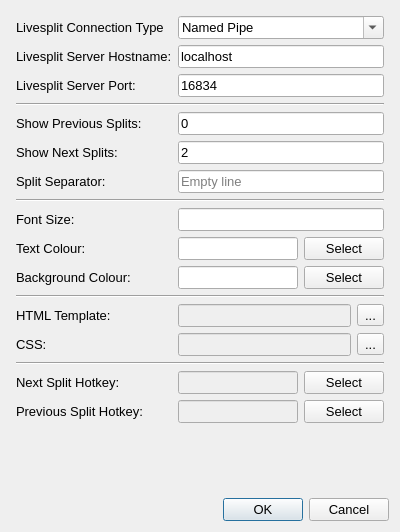
Old version of the form src/splitguides/ui/layouts/settings.ui in the repository DavidCEllis/SplitGuides.
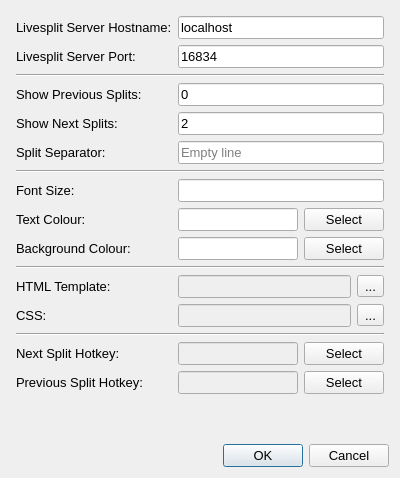
New version of the form.

Commit message: Revert settings UI changes

```diff
--- a/src/splitguides/ui/layouts/settings.ui
+++ b/src/splitguides/ui/layouts/settings.ui
@@ -10,7 +10,7 @@
     <x>0</x>
     <y>0</y>
     <width>400</width>
-    <height>532</height>
+    <height>478</height>
    </rect>
   </property>
   <property name="font">
@@ -51,7 +51,7 @@
      <property name="bottomMargin">
       <number>5</number>
      </property>
-     <item row="1" column="0">
+     <item row="0" column="0">
       <widget class="QLabel" name="hostname_label">
        <property name="font">
         <font>
@@ -63,7 +63,7 @@
        </property>
       </widget>
      </item>
-     <item row="1" column="1">
+     <item row="0" column="1">
       <widget class="QLineEdit" name="hostname_edit">
        <property name="font">
         <font>
@@ -75,7 +75,7 @@
        </property>
       </widget>
      </item>
-     <item row="2" column="0">
+     <item row="1" column="0">
       <widget class="QLabel" name="port_label">
        <property name="font">
         <font>
@@ -87,7 +87,7 @@
        </property>
       </widget>
      </item>
-     <item row="2" column="1">
+     <item row="1" column="1">
       <widget class="QLineEdit" name="port_edit">
        <property name="font">
         <font>
@@ -99,28 +99,28 @@
        </property>
       </widget>
      </item>
-     <item row="3" column="0" colspan="2">
+     <item row="2" column="0" colspan="2">
       <widget class="Line" name="divider_1">
        <property name="orientation">
         <enum>Qt::Orientation::Horizontal</enum>
        </property>
       </widget>
      </item>
-     <item row="4" column="0">
+     <item row="3" column="0">
       <widget class="QLabel" name="previous_label">
        <property name="text">
         <string>Show Previous Splits:</string>
        </property>
       </widget>
      </item>
-     <item row="4" column="1">
+     <item row="3" column="1">
       <widget class="QLineEdit" name="previous_edit">
        <property name="text">
         <string>0</string>
        </property>
       </widget>
      </item>
-     <item row="5" column="0">
+     <item row="4" column="0">
       <widget class="QLabel" name="advance_label">
        <property name="font">
         <font>
@@ -132,7 +132,7 @@
        </property>
       </widget>
      </item>
-     <item row="5" column="1">
+     <item row="4" column="1">
       <widget class="QLineEdit" name="advance_edit">
        <property name="font">
         <font>
@@ -144,7 +144,7 @@
        </property>
       </widget>
      </item>
-     <item row="6" column="0">
+     <item row="5" column="0">
       <widget class="QLabel" name="separator_label">
        <property name="font">
         <font>
@@ -156,7 +156,7 @@
        </property>
       </widget>
      </item>
-     <item row="6" column="1">
+     <item row="5" column="1">
       <widget class="QLineEdit" name="separator_edit">
        <property name="font">
         <font>
@@ -171,31 +171,31 @@
        </property>
       </widget>
      </item>
-     <item row="7" column="0" colspan="2">
+     <item row="6" column="0" colspan="2">
       <widget class="Line" name="divider_2">
        <property name="orientation">
         <enum>Qt::Orientation::Horizontal</enum>
        </property>
       </widget>
      </item>
-     <item row="8" column="0">
+     <item row="7" column="0">
       <widget class="QLabel" name="fontsize_label">
        <property name="text">
         <string>Font Size:</string>
        </property>
       </widget>
      </item>
-     <item row="8" column="1">
+     <item row="7" column="1">
       <widget class="QLineEdit" name="fontsize_edit"/>
      </item>
-     <item row="9" column="0">
+     <item row="8" column="0">
       <widget class="QLabel" name="textcolor_label">
        <property name="text">
         <string>Text Colour:</string>
        </property>
       </widget>
      </item>
-     <item row="9" column="1">
+     <item row="8" column="1">
       <layout class="QHBoxLayout" name="textcolor_layout">
        <item>
         <widget class="QLineEdit" name="textcolor_edit"/>
@@ -209,14 +209,14 @@
        </item>
       </layout>
      </item>
-     <item row="10" column="0">
+     <item row="9" column="0">
       <widget class="QLabel" name="bgcolor_label">
        <property name="text">
         <string>Background Colour:</string>
        </property>
       </widget>
      </item>
-     <item row="10" column="1">
+     <item row="9" column="1">
       <layout class="QHBoxLayout" name="bgcolor_layout">
        <item>
         <widget class="QLineEdit" name="bgcolor_edit"/>
@@ -230,14 +230,14 @@
        </item>
       </layout>
      </item>
-     <item row="12" column="0">
+     <item row="11" column="0">
       <widget class="QLabel" name="htmltemplate_label">
        <property name="text">
         <string>HTML Template:</string>
        </property>
       </widget>
      </item>
-     <item row="12" column="1">
+     <item row="11" column="1">
       <layout class="QHBoxLayout" name="horizontalLayout">
        <item>
         <widget class="QLineEdit" name="htmltemplate_edit">
@@ -255,14 +255,14 @@
        </item>
       </layout>
      </item>
-     <item row="13" column="0">
+     <item row="12" column="0">
       <widget class="QLabel" name="css_label">
        <property name="text">
         <string>CSS:</string>
        </property>
       </widget>
      </item>
-     <item row="13" column="1">
+     <item row="12" column="1">
       <layout class="QHBoxLayout" name="horizontalLayout_2">
        <item>
         <widget class="QLineEdit" name="css_edit">
@@ -280,35 +280,35 @@
        </item>
       </layout>
      </item>
-     <item row="11" column="0" colspan="2">
+     <item row="10" column="0" colspan="2">
       <widget class="Line" name="divider_3">
        <property name="orientation">
         <enum>Qt::Orientation::Horizontal</enum>
        </property>
       </widget>
      </item>
-     <item row="14" column="0" colspan="2">
+     <item row="13" column="0" colspan="2">
       <widget class="Line" name="divider_4">
        <property name="orientation">
         <enum>Qt::Orientation::Horizontal</enum>
        </property>
       </widget>
      </item>
-     <item row="15" column="0">
+     <item row="14" column="0">
       <widget class="QLabel" name="nextsplitkey_label">
        <property name="text">
         <string>Next Split Hotkey:</string>
        </property>
       </widget>
      </item>
-     <item row="16" column="0">
+     <item row="15" column="0">
       <widget class="QLabel" name="previoussplitkey_label">
        <property name="text">
         <string>Previous Split Hotkey:</string>
        </property>
       </widget>
      </item>
-     <item row="15" column="1">
+     <item row="14" column="1">
       <layout class="QHBoxLayout" name="horizontalLayout_3">
        <item>
         <widget class="QLineEdit" name="nextsplitkey_edit">
@@ -326,7 +326,7 @@
        </item>
       </layout>
      </item>
-     <item row="16" column="1">
+     <item row="15" column="1">
       <layout class="QHBoxLayout" name="horizontalLayout_4">
        <item>
         <widget class="QLineEdit" name="previoussplitkey_edit">
@@ -344,47 +344,6 @@
        </item>
       </layout>
      </item>
-     <item row="0" column="0">
-      <widget class="QLabel" name="lstype_label">
-       <property name="text">
-        <string>Livesplit Connection Type</string>
-       </property>
-      </widget>
-     </item>
-     <item row="0" column="1">
-      <widget class="QComboBox" name="lstype_cbox">
-       <property name="focusPolicy">
-        <enum>Qt::FocusPolicy::StrongFocus</enum>
-       </property>
-       <property name="acceptDrops">
-        <bool>true</bool>
-       </property>
-       <property name="editable">
-        <bool>true</bool>
-       </property>
-       <property name="currentText">
-        <string>Named Pipe</string>
-       </property>
-       <property name="maxVisibleItems">
-        <number>3</number>
-       </property>
-       <item>
-        <property name="text">
-         <string>Named Pipe</string>
-        </property>
-       </item>
-       <item>
-        <property name="text">
-         <string>TCP Server</string>
-        </property>
-       </item>
-       <item>
-        <property name="text">
-         <string>Websocket Server</string>
-        </property>
-       </item>
-      </widget>
-     </item>
     </layout>
    </item>
   </layout>
```
Left out of the diff: 39 changed lines with no effect on the pictures. The commit also changes 5 other files.
